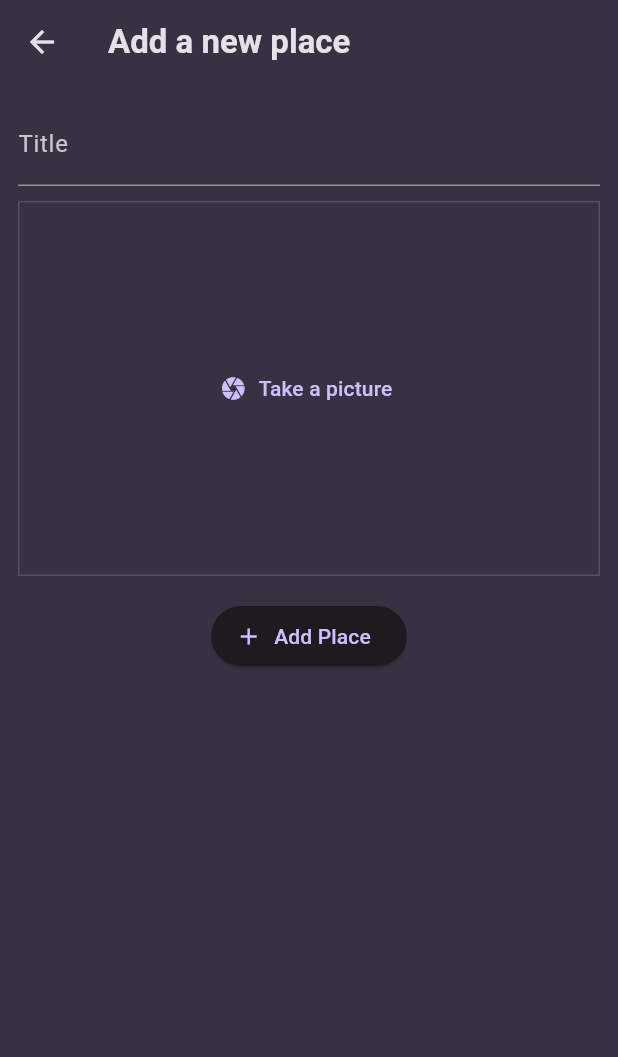
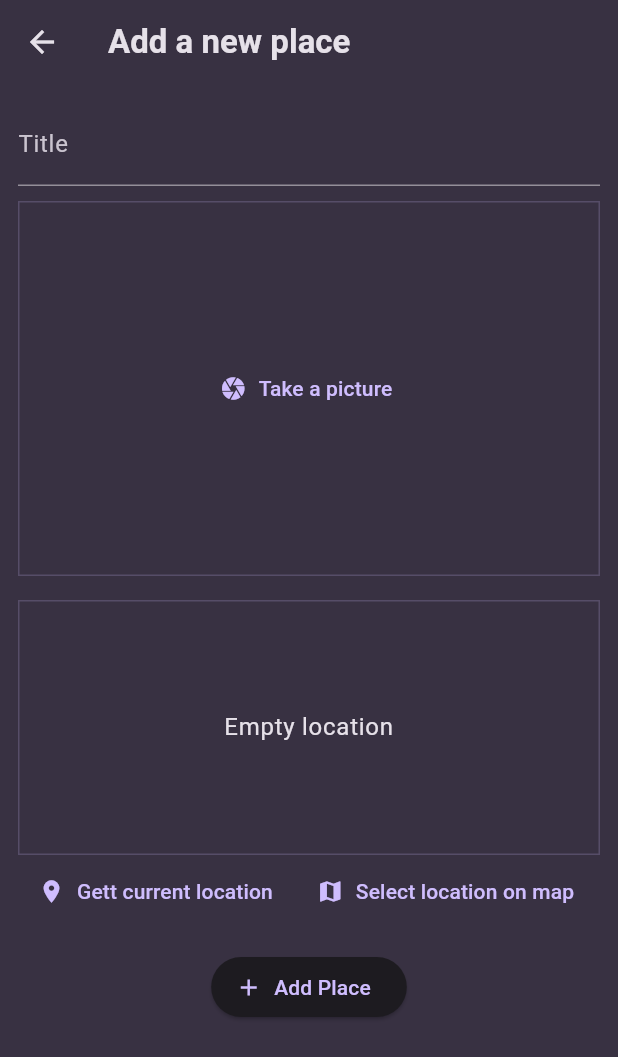
Before and after one commit to San-43/Favorite-Places-App, a Flutter app: the AddPlaceScreen screen opened directly, after a tap on "Take a picture", on a phone screen of 412 x 824 dp. Shown: the top 1057 px of the screen. Run offline on Flutter 3.47's test engine with Material 3 defaults, Android fonts, the phone set to English and light mode, and no system bars; our stand-ins replace chat_bubbles, flutter_dotenv, flutter_riverpod, google_fonts, image_picker; missing offline and left inert: dart:ffi.

Commit message:
chatbot and image picker

```diff
--- a/lib/model/place.dart
+++ b/lib/model/place.dart
@@ -1,10 +1,13 @@
+import 'dart:io';
+
 import 'package:uuid/uuid.dart';
 
 const uuid = Uuid();
 
 class Place {
-  Place(this.title) : id = uuid.v4();
+  Place({required this.title, required this.image}) : id = uuid.v4();
 
   String id;
   final String title;
+  final File image;
 }
--- a/lib/providers/user_places.dart
+++ b/lib/providers/user_places.dart
@@ -1,3 +1,5 @@
+import 'dart:io';
+
 import 'package:flutter_riverpod/flutter_riverpod.dart';
 
 import '../model/place.dart';
@@ -5,8 +7,8 @@ import '../model/place.dart';
 class UserPlacesNotifier extends StateNotifier<List<Place>> {
   UserPlacesNotifier() : super(const []);
 
-  void addPlace(String title) {
-    final newPlace = Place(title);
+  void addPlace(String title, File image) {
+    final newPlace = Place(title: title, image: image);
     state = [newPlace, ...state];
   }
 }
--- a/lib/screens/add_place.dart
+++ b/lib/screens/add_place.dart
@@ -1,5 +1,8 @@
+import 'dart:io';
+
 import 'package:favorite_places_app/providers/user_places.dart';
 import 'package:favorite_places_app/widgets/image_input.dart';
+import 'package:favorite_places_app/widgets/location_input.dart';
 import 'package:flutter/material.dart';
 import 'package:flutter_riverpod/flutter_riverpod.dart';
 
@@ -12,14 +15,16 @@ class AddPlaceScreen extends ConsumerStatefulWidget {
 
 class _AddPlaceScreenState extends ConsumerState<AddPlaceScreen> {
   final _titleController = TextEditingController();
+  File? _takenImage;
 
   void _savePlace() {
     final enteredTitle = _titleController.text;
-    if (enteredTitle.isEmpty) {
+
+    if (enteredTitle.isEmpty || _takenImage == null) {
       return;
     }
 
-    ref.read(userPlacesProvider.notifier).addPlace(enteredTitle);
+    ref.read(userPlacesProvider.notifier).addPlace(enteredTitle, _takenImage!);
     Navigator.of(context).pop();
   }
 
@@ -43,7 +48,13 @@ class _AddPlaceScreenState extends ConsumerState<AddPlaceScreen> {
               style: TextStyle(color: Theme.of(context).colorScheme.onSurface),
             ),
             const SizedBox(height: 10),
-            ImageInput(),
+            ImageInput(
+              onPickImage: (image) {
+                _takenImage = image;
+              },
+            ),
+            const SizedBox(height: 16),
+            LocationInput(),
             const SizedBox(height: 16),
             ElevatedButton.icon(
               onPressed: _savePlace,
--- a/lib/widgets/image_input.dart
+++ b/lib/widgets/image_input.dart
@@ -1,20 +1,59 @@
+import 'dart:ffi';
+import 'dart:io';
+
 import 'package:flutter/material.dart';
+import 'package:image_picker/image_picker.dart';
 
 class ImageInput extends StatefulWidget {
-  const ImageInput({super.key});
+  const ImageInput({super.key, required this.onPickImage});
+
+  final void Function(File image) onPickImage;
 
   @override
   State<ImageInput> createState() => _ImageInputState();
 }
 
 class _ImageInputState extends State<ImageInput> {
+  File? _takenImage;
 
-  void _takePicture() {
+  void _takePicture() async {
+    final imagePicker = ImagePicker();
+    final pickedImage = await imagePicker.pickImage(
+      source: ImageSource.camera,
+      maxWidth: 600,
+    );
 
+    if (pickedImage == null) {
+      return;
+    }
+
+    setState(() {
+      _takenImage = File(pickedImage.path);
+    });
+
+    widget.onPickImage(_takenImage!);
   }
 
   @override
   Widget build(BuildContext context) {
+    Widget content = TextButton.icon(
+      icon: const Icon(Icons.camera),
+      label: const Text('Take a picture'),
+      onPressed: _takePicture,
+    );
+
+    if (_takenImage != null) {
+      content = GestureDetector(
+        onTap: _takePicture,
+        child: Image.file(
+          _takenImage!,
+          fit: BoxFit.cover,
+          width: double.infinity,
+          height: double.infinity,
+        ),
+      );
+    }
+
     return Container(
       decoration: BoxDecoration(
         border: Border.all(
@@ -25,11 +64,7 @@ class _ImageInputState extends State<ImageInput> {
       height: 250,
       width: double.infinity,
       alignment: Alignment.center,
-      child: TextButton.icon(
-        icon: const Icon(Icons.camera),
-        label: const Text('Take a picture'),
-        onPressed: () {},
-      ),
+      child: content,
     );
   }
 }
--- /dev/null
+++ b/lib/widgets/location_input.dart
@@ -0,0 +1,53 @@
+import 'package:flutter/material.dart';
+
+class LocationInput extends StatefulWidget {
+  const LocationInput({super.key});
+
+  @override
+  State<LocationInput> createState() => _LocationInputState();
+}
+
+class _LocationInputState extends State<LocationInput> {
+  @override
+  Widget build(BuildContext context) {
+    return Column(
+      children: [
+        Container(
+          alignment: Alignment.center,
+          height: 170,
+          width: double.infinity,
+          decoration: BoxDecoration(
+            border: Border.all(
+              width: 1,
+              color: Theme.of(
+                context,
+              ).colorScheme.primary.withValues(alpha: 0.2),
+            ),
+          ),
+          child: Text(
+            'Empty location',
+            textAlign: TextAlign.center,
+            style: Theme.of(context).textTheme.bodyLarge!.copyWith(
+              color: Theme.of(context).colorScheme.onSurface,
+            ),
+          ),
+        ),
+        Row(
+          mainAxisAlignment: MainAxisAlignment.spaceEvenly,
+          children: [
+            TextButton.icon(
+              onPressed: () {},
+              label: const Text('Gett current location'),
+              icon: Icon(Icons.location_on),
+            ),
+            TextButton.icon(
+              onPressed: () {},
+              label: const Text('Select location on map'),
+              icon: Icon(Icons.map),
+            ),
+          ],
+        ),
+      ],
+    );
+  }
+}
--- a/lib/widgets/places_list.dart
+++ b/lib/widgets/places_list.dart
@@ -25,6 +25,10 @@ class PlacesList extends StatelessWidget {
       itemCount: places.length,
       itemBuilder:
           (context, index) => ListTile(
+            leading: CircleAvatar(
+              radius: 26,
+              backgroundImage: FileImage(places[index].image),
+            ),
             title: Text(
               places[index].title,
               style: Theme.of(context).textTheme.titleMedium!.copyWith(
--- a/pubspec.yaml
+++ b/pubspec.yaml
@@ -41,6 +41,7 @@ dependencies:
   http: ^1.3.0
   chat_bubbles: ^1.7.0
   flutter_dotenv: ^5.2.1
+  location: ^8.0.0
 
 dev_dependencies:
   flutter_test:
```
Also changed, not shown: lib/screens/places.dart (+5 -2 lines), lib/screens/places_detail.dart (+8 -6 lines), pubspec.lock, 2 other files.
